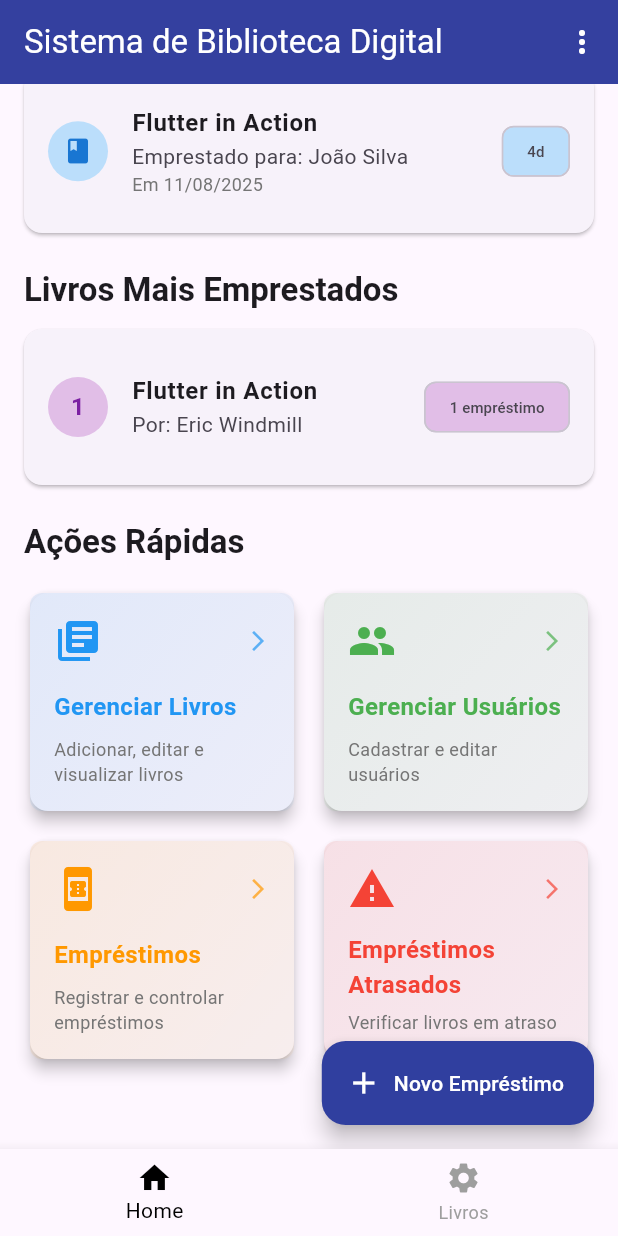
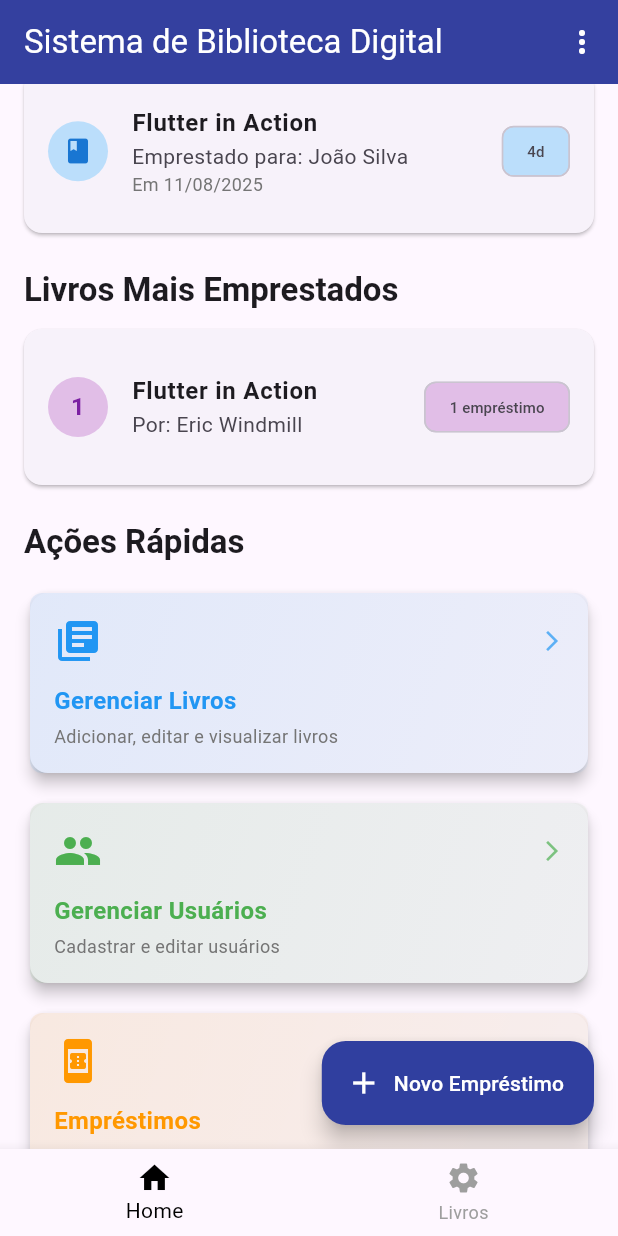
Before and after one commit to JTeixeiraz/Gerenciamento-de-Biblioteca-Flutter, a Flutter app: the screen it shows after launch, scrolled down 395 dp, on a phone screen of 412 x 824 dp. Run offline on Flutter 3.47's test engine with Material 3 defaults, Android fonts, the phone set to English and light mode, and no system bars; accounts and stored records are empty.

Commit message:
fix: resolvendo bugs de tamanho nos cards de ações rápidas na home page

```diff
--- a/lib/screens/home_page.dart
+++ b/lib/screens/home_page.dart
@@ -38,7 +38,8 @@ class _HomePageState extends State<HomePage> {
           PopupMenuButton<String>(
             icon: const Icon(Icons.more_vert),
             onSelected: (value) {
-              final provider = Provider.of<BibliotecaProvider>(context, listen: false);
+              final provider =
+                  Provider.of<BibliotecaProvider>(context, listen: false);
               switch (value) {
                 case 'reset':
                   _mostrarDialogoReset(context, provider);
@@ -100,15 +101,11 @@ class _HomePageState extends State<HomePage> {
                         ),
                   ),
                   const SizedBox(height: 16),
-
-                  // Grid de botões de navegação
-                  GridView.count(
-                    crossAxisCount: 2,
-                    shrinkWrap: true,
-                    physics: const NeverScrollableScrollPhysics(),
-                    childAspectRatio: 1.2,
-                    crossAxisSpacing: 12,
-                    mainAxisSpacing: 12,
+                  Wrap(
+                    spacing: 12, // Espaçamento horizontal entre os cards
+                    runSpacing:
+                        12, // Espaçamento vertical entre as linhas de cards
+                    alignment: WrapAlignment.start, // Alinha os cards ao início
                     children: [
                       _buildActionCard(
                         title: 'Gerenciar Livros',
@@ -117,7 +114,8 @@ class _HomePageState extends State<HomePage> {
                         color: Colors.blue,
                         onTap: () => Navigator.push(
                           context,
-                          MaterialPageRoute(builder: (context) => const BooksPage()),
+                          MaterialPageRoute(
+                              builder: (context) => const BooksPage()),
                         ),
                       ),
                       _buildActionCard(
@@ -127,7 +125,8 @@ class _HomePageState extends State<HomePage> {
                         color: Colors.green,
                         onTap: () => Navigator.push(
                           context,
-                          MaterialPageRoute(builder: (context) => const UsersPage()),
+                          MaterialPageRoute(
+                              builder: (context) => const UsersPage()),
                         ),
                       ),
                       _buildActionCard(
@@ -137,7 +136,8 @@ class _HomePageState extends State<HomePage> {
                         color: Colors.orange,
                         onTap: () => Navigator.push(
                           context,
-                          MaterialPageRoute(builder: (context) => const EmprestimosPage()),
+                          MaterialPageRoute(
+                              builder: (context) => const EmprestimosPage()),
                         ),
                       ),
                       _buildActionCard(
@@ -168,7 +168,8 @@ class _HomePageState extends State<HomePage> {
                     .where((e) => e.diasRestantes <= 3 && !e.estaAtrasado)
                     .toList();
 
-                if (emprestimosAtrasados.isEmpty && emprestimosVencendoEm3Dias.isEmpty) {
+                if (emprestimosAtrasados.isEmpty &&
+                    emprestimosVencendoEm3Dias.isEmpty) {
                   return Container();
                 }
 
@@ -190,7 +191,8 @@ class _HomePageState extends State<HomePage> {
                         Card(
                           color: Colors.red.shade50,
                           child: ListTile(
-                            leading: Icon(Icons.warning, color: Colors.red.shade700),
+                            leading:
+                                Icon(Icons.warning, color: Colors.red.shade700),
                             title: Text(
                               '${emprestimosAtrasados.length} empréstimo(s) atrasado(s)',
                               style: TextStyle(
@@ -198,7 +200,8 @@ class _HomePageState extends State<HomePage> {
                                 color: Colors.red.shade700,
                               ),
                             ),
-                            subtitle: const Text('Clique para verificar os empréstimos atrasados'),
+                            subtitle: const Text(
+                                'Clique para verificar os empréstimos atrasados'),
                             trailing: const Icon(Icons.arrow_forward_ios),
                             onTap: () => Navigator.push(
                               context,
@@ -214,7 +217,8 @@ class _HomePageState extends State<HomePage> {
                         Card(
                           color: Colors.orange.shade50,
                           child: ListTile(
-                            leading: Icon(Icons.schedule, color: Colors.orange.shade700),
+                            leading: Icon(Icons.schedule,
+                                color: Colors.orange.shade700),
                             title: Text(
                               '${emprestimosVencendoEm3Dias.length} empréstimo(s) vencendo em breve',
                               style: TextStyle(
@@ -222,7 +226,8 @@ class _HomePageState extends State<HomePage> {
                                 color: Colors.orange.shade700,
                               ),
                             ),
-                            subtitle: const Text('Empréstimos que vencem em até 3 dias'),
+                            subtitle: const Text(
+                                'Empréstimos que vencem em até 3 dias'),
                             trailing: const Icon(Icons.arrow_forward_ios),
                             onTap: () => Navigator.push(
                               context,
@@ -264,7 +269,9 @@ class _HomePageState extends State<HomePage> {
     required Color color,
     required VoidCallback onTap,
   }) {
-    return Card(
+    return Expanded(
+      // Adiciona o Expanded aqui para que o Card ocupe o espaço
+      child: Card(
         elevation: 4,
         child: InkWell(
           onTap: onTap,
@@ -321,6 +328,7 @@ class _HomePageState extends State<HomePage> {
             ),
           ),
         ),
+      ),
     );
   }
 
```
Lines whose indentation alone changed are shown as unchanged.
